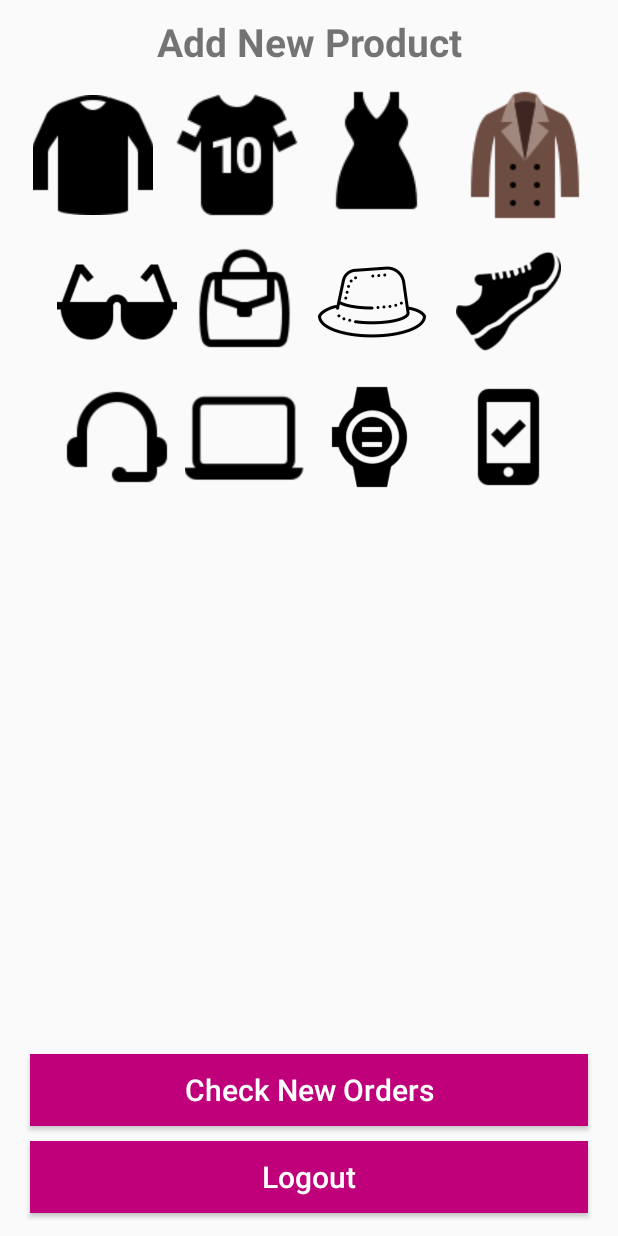
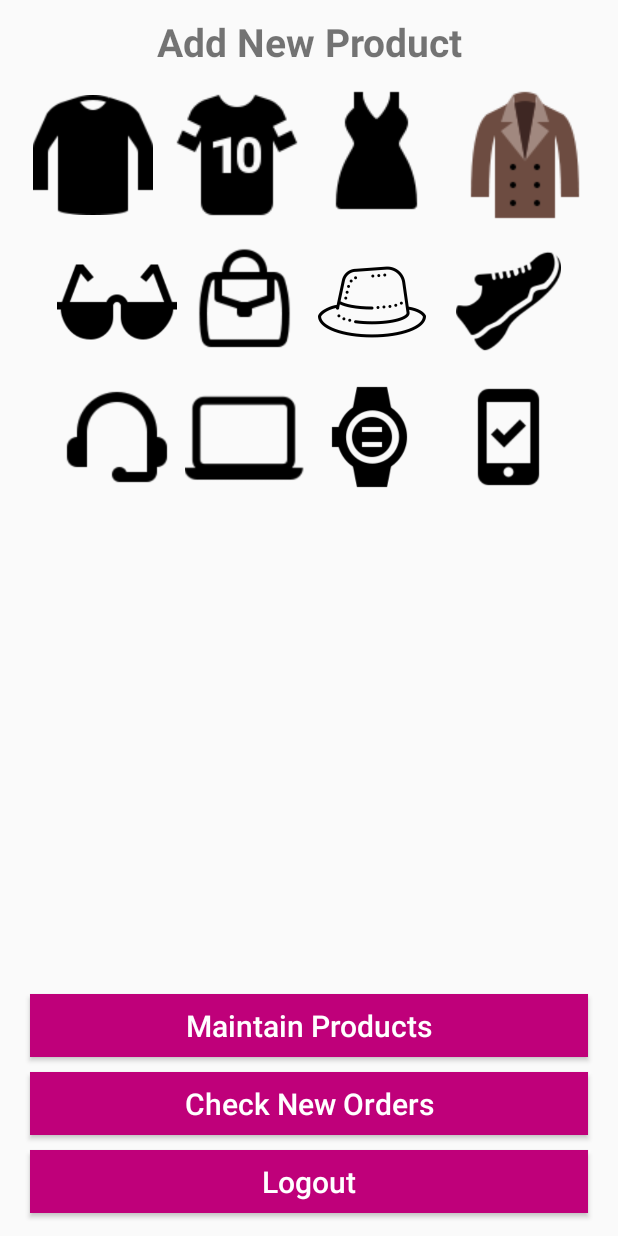
Before and after one commit to tranthaithinhhpq/CANIFA, an Android app: the AdminCategoryActivity screen opened directly, with no data from a screen before it, on a phone screen of 412 x 824 dp. Run offline under Robolectric (Android 15) with nearby library versions, the light colour scheme and no system bars.

Commit message:
35: Admin Maintain Products Activity

```diff
--- a/app/src/main/AndroidManifest.xml
+++ b/app/src/main/AndroidManifest.xml
@@ -12,7 +12,8 @@
         android:roundIcon="@mipmap/ic_launcher_round"
         android:supportsRtl="true"
         android:theme="@style/AppTheme">
-        <activity android:name=".SearchProductsActivity"></activity>
+        <activity android:name=".AdminMaintainProductsActivity"></activity>
+        <activity android:name=".SearchProductsActivity" />
         <activity android:name=".AdminUserProductsActivity" />
         <activity android:name=".AdminNewOrdersActivity" />
         <activity android:name=".ConfirmFinalOrderActivity" />
--- a/app/src/main/java/com/example/appcanifa/AdminCategoryActivity.java
+++ b/app/src/main/java/com/example/appcanifa/AdminCategoryActivity.java
@@ -13,7 +13,7 @@ public class AdminCategoryActivity extends AppCompatActivity {
     private ImageView glasses, hatsCaps, walletsBagPurses,shoes;
     private ImageView headPhonesHandFree, Laptops, watches, mobilePhones;
 
-    private Button LogoutBtn, CheckOrdersBtn;
+    private Button LogoutBtn, CheckOrdersBtn, maintainProductsBtn;
 
     @Override
     protected void onCreate(Bundle savedInstanceState) {
@@ -22,6 +22,19 @@ public class AdminCategoryActivity extends AppCompatActivity {
 
         LogoutBtn = (Button)findViewById(R.id.admin_logout_btn);
         CheckOrdersBtn = (Button)findViewById(R.id.check_orders_btn);
+        maintainProductsBtn = (Button)findViewById(R.id.maintain_btn);
+
+
+
+        maintainProductsBtn.setOnClickListener(new View.OnClickListener() {
+            @Override
+            public void onClick(View v)
+            {
+                Intent intent = new Intent(AdminCategoryActivity.this, HomeActivity.class);
+                intent.putExtra("Admin", "Admin");
+                startActivity(intent);
+            }
+        });
 
         LogoutBtn.setOnClickListener(new View.OnClickListener() {
             @Override
--- a/app/src/main/res/layout/activity_admin_category.xml
+++ b/app/src/main/res/layout/activity_admin_category.xml
@@ -133,9 +133,26 @@
     </LinearLayout>
 
     <Button
+        android:id="@+id/maintain_btn"
+        android:layout_width="match_parent"
+        android:layout_height="42dp"
+        android:layout_above="@+id/check_orders_btn"
+        android:layout_marginLeft="20dp"
+        android:layout_marginRight="20dp"
+        android:layout_marginBottom="10dp"
+        android:background="@color/colorPrimaryDark"
+        android:text="Maintain Products"
+        android:textColor="@android:color/white"
+        android:textSize="20dp"
+        android:textAllCaps="false"
+        >
+
+    </Button>
+
+    <Button
         android:id="@+id/check_orders_btn"
         android:layout_width="match_parent"
-        android:layout_height="wrap_content"
+        android:layout_height="42dp"
         android:layout_above="@+id/admin_logout_btn"
         android:layout_marginLeft="20dp"
         android:layout_marginRight="20dp"
@@ -152,7 +169,7 @@
     <Button
         android:id="@+id/admin_logout_btn"
         android:layout_width="match_parent"
-        android:layout_height="wrap_content"
+        android:layout_height="42dp"
         android:layout_alignParentBottom="true"
         android:layout_marginLeft="20dp"
         android:layout_marginRight="20dp"
--- a/app/src/main/res/layout/product_items_layout.xml
+++ b/app/src/main/res/layout/product_items_layout.xml
@@ -7,6 +7,7 @@
     android:layout_marginStart="15dp"
     app:layout_goneMarginEnd="15dp"
     app:cardElevation="15dp">
+
     <RelativeLayout
         android:layout_width="match_parent"
         android:layout_height="match_parent">
@@ -19,7 +20,7 @@
             android:layout_below="@id/product_image"
             android:textSize="18dp"
             android:textStyle="bold"
-            android:textColor="@color/colorPrimary"
+            android:textColor="@color/colorPrimaryDark"
             />
         <TextView
             android:id="@+id/product_name"
@@ -29,7 +30,7 @@
             android:textAlignment="center"
             android:textSize="20dp"
             android:textStyle="bold"
-            android:textColor="@color/colorPrimary"
+            android:textColor="@color/colorPrimaryDark"
             />
         <ImageView
             android:id="@+id/product_image"
```
Also changed, not shown: app/src/main/java/com/example/appcanifa/AdminMaintainProductsActivity.java (added, +30 -0 lines), app/src/main/java/com/example/appcanifa/HomeActivity.java (+31 -6 lines), app/src/main/res/layout/activity_admin_maintain_products.xml (added, +89 -0 lines).
